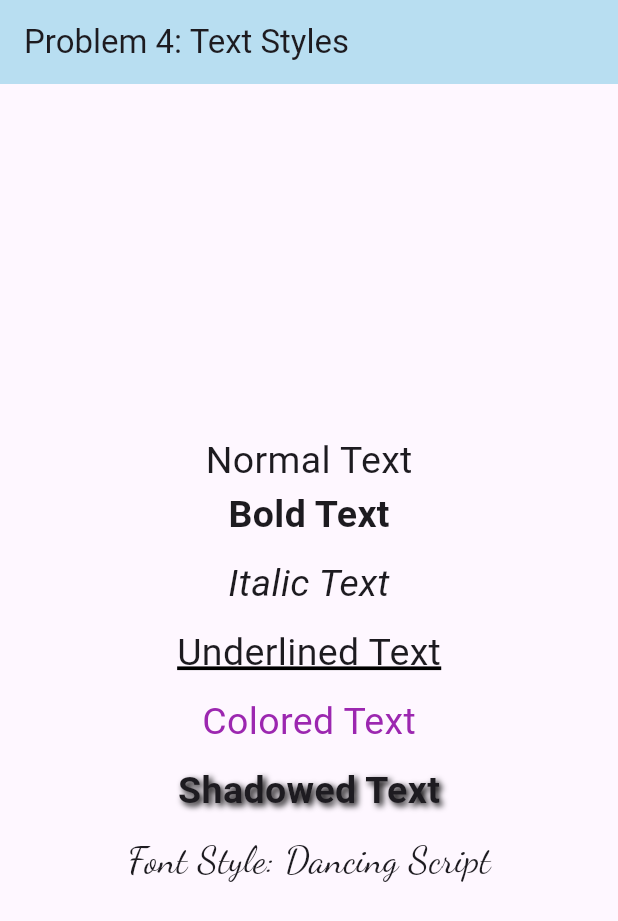
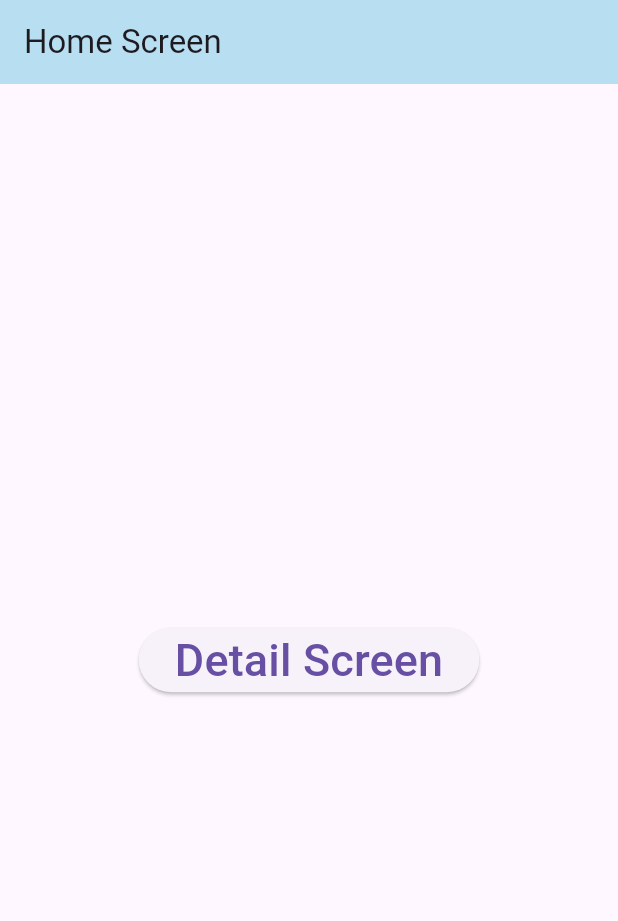
Before and after one commit to Noman5713/tracker_sheet, a Flutter app: the screen it shows after launch, on a phone screen of 412 x 824 dp. Shown: the top 921 px of the screen. Run offline on Flutter 3.47's test engine with Material 3 defaults, Android fonts, the phone set to English and light mode, and no system bars.

Commit message:
Problem 5: Two Screen

```diff
--- a/lib/main.dart
+++ b/lib/main.dart
@@ -9,75 +9,49 @@ class MyApp extends StatelessWidget {
 
   @override
   Widget build(BuildContext context) {
-    return MaterialApp(home: HomeActivity(), debugShowCheckedModeBanner: false);
+    return MaterialApp(home: HomeScreen(), debugShowCheckedModeBanner: false);
   }
 }
 
-class HomeActivity extends StatelessWidget {
+class HomeScreen extends StatelessWidget {
   @override
   Widget build(BuildContext context) {
     return Scaffold(
       appBar: AppBar(
-        title: Text("Problem 4: Text Styles"),
+        title: Text("Home Screen"),
         backgroundColor: const Color.fromARGB(255, 184, 222, 241),
       ),
       body: Center(
-        child: Column(
-          mainAxisAlignment: MainAxisAlignment.center,
-          children: [
-            Text("Normal Text", style: TextStyle(fontSize: 25)),
-            Text(
-              "Bold Text",
-              style: TextStyle(fontSize: 25, fontWeight: FontWeight.bold),
-            ),
-            SizedBox(height: 10),
-
-            Text(
-              "Italic Text",
-              style: TextStyle(fontSize: 25, fontStyle: FontStyle.italic),
-            ),
-            SizedBox(height: 10),
-
-            Text(
-              "Underlined Text",
-              style: TextStyle(
-                fontSize: 25,
-                decoration: TextDecoration.underline,
-                decorationColor: const Color.fromARGB(255, 0, 0, 0),
-                decorationThickness: 2,
-              ),
-            ),
-            SizedBox(height: 10),
-
-            Text(
-              "Colored Text",
-              style: TextStyle(fontSize: 25, color: Colors.purple),
-            ),
-            SizedBox(height: 10),
-
-            Text(
-              "Shadowed Text",
-              style: TextStyle(
-                fontSize: 25,
-                fontWeight: FontWeight.bold,
-                shadows: [
-                  Shadow(
-                    color: Colors.black,
-                    blurRadius: 5,
-                    offset: Offset(2, 2),
-                  ),
-                ],
-              ),
-            ),
-            SizedBox(height: 10),
-
-            Text(
-              "Font Style: Dancing Script",
-              style: TextStyle(fontSize: 25, fontFamily: "DancingScript"),
-            ),
-          ],
+        child: ElevatedButton(
+          onPressed: () {
+            Navigator.push(
+              context,
+              MaterialPageRoute(builder: (context) => DetailScreen()),
+            );
+          },
+          child: Text("Detail Screen", style: TextStyle(fontSize: 30)),
         ),
       ),
     );
   }
 }
+
+class DetailScreen extends StatelessWidget {
+  @override
+  Widget build(BuildContext context) {
+    return Scaffold(
+      appBar: AppBar(
+        title: Text("Detail Screen"),
+        backgroundColor: const Color.fromARGB(255, 185, 255, 187),
+      ),
+      body: Center(
+        child: ElevatedButton(
+          onPressed: () {
+            Navigator.pop(context);
+          },
+          child: Text("Home Screen", style: TextStyle(fontSize: 30)),
+        ),
+      ),
+    );
+  }
+}
```
